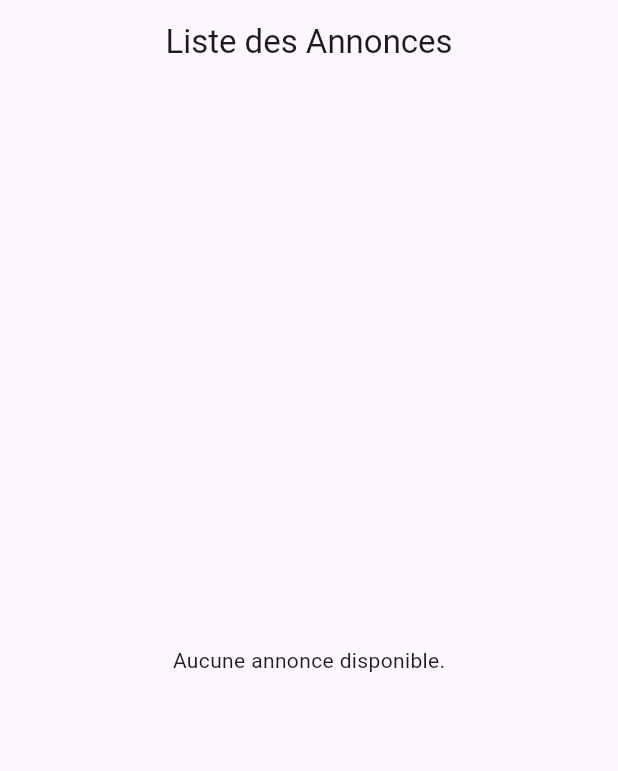
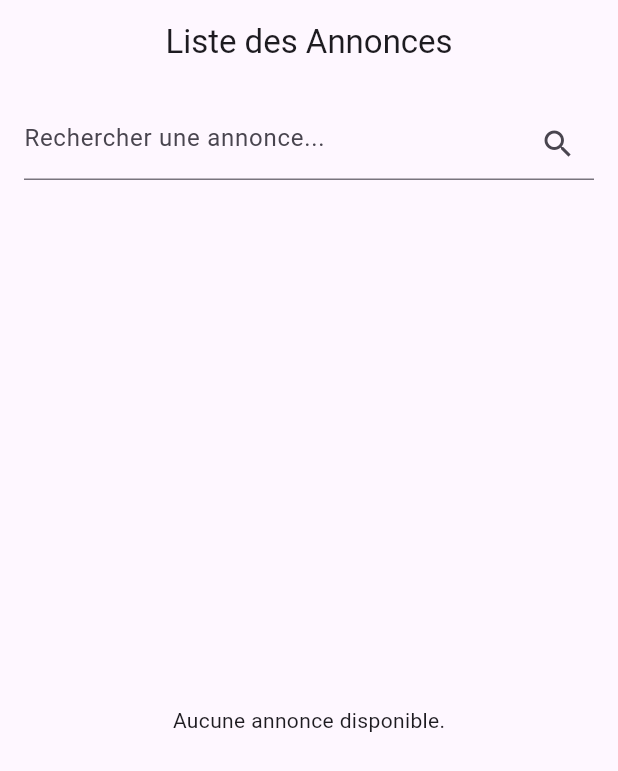
Before and after one commit to gmeline/MSPR-Mobile-Arosaje, a Flutter app: the screen it shows after launch, on a phone screen of 412 x 824 dp. Shown: the top 771 px of the screen. Run offline on Flutter 3.47's test engine with Material 3 defaults, Android fonts, the phone set to English and light mode, and no system bars; our stand-ins replace flutter_map, image_picker, latlong2; network calls fail.

Commit message:
Add files via upload

```diff
--- a/lib/pages/List_announce.dart
+++ b/lib/pages/List_announce.dart
@@ -9,6 +9,7 @@ class ListeAnnoncesScreen extends StatefulWidget {
 
 class _ListeAnnoncesScreenState extends State<ListeAnnoncesScreen> {
   List<Map<String, dynamic>> annonces = [];
+  TextEditingController searchController = TextEditingController();
 
   @override
   void initState() {
@@ -44,8 +45,33 @@ class _ListeAnnoncesScreenState extends State<ListeAnnoncesScreen> {
     }
   }
 
+  void searchAnnonces(String searchTerm) async {
+    try {
+      final response = await http.get(Uri.parse('http://10.0.2.2:3001/rechercheAnnonce?search=$searchTerm'));
+      if (response.statusCode == 200) {
+        final data = jsonDecode(response.body);
 
+        if (data.containsKey('annonces')) {
+          final annoncesData = data['annonces'];
 
+          if (annoncesData != null && annoncesData is List) {
+            setState(() {
+              annonces = List<Map<String, dynamic>>.from(annoncesData);
+            });
+          } else {
+            print('Le champ "annonces" n\'est pas une liste valide.');
+          }
+        } else {
+          print('Le champ "annonces" est absent dans la réponse.');
+        }
+      } else {
+        print('Erreur lors de la récupération des annonces. Code d\'erreur: ${response.statusCode}');
+        print('Corps de la réponse : ${response.body}');
+      }
+    } catch (error) {
+      print('Erreur lors de la récupération des annonces: $error');
+    }
+  }
 
   @override
   Widget build(BuildContext context) {
@@ -54,13 +80,34 @@ class _ListeAnnoncesScreenState extends State<ListeAnnoncesScreen> {
         title: Text('Liste des Annonces'),
         centerTitle: true,
       ),
-      body: annonces.isEmpty
+      body: Column(
+        children: [
+          Padding(
+            padding: const EdgeInsets.all(16.0),
+            child: TextField(
+              controller: searchController,
+              decoration: InputDecoration(
+                hintText: 'Rechercher une annonce...',
+                suffixIcon: IconButton(
+                  icon: Icon(Icons.search),
+                  onPressed: () {
+                    String searchTerm = searchController.text.trim();
+                    if (searchTerm.isNotEmpty) {
+                      searchAnnonces(searchTerm);
+                    }
+                  },
+                ),
+              ),
+            ),
+          ),
+          Expanded(
+            child: annonces.isEmpty
                 ? Center(child: Text('Aucune annonce disponible.'))
                 : ListView.builder(
               itemCount: annonces.length,
               itemBuilder: (context, index) {
                 final annonce = annonces[index];
-          final photoUrl = annonce['Photo']; // Assurez-vous d'avoir la clé correcte pour l'URL de la photo
+                final photoUrl = annonce['Photo'];
                 return ListTile(
                   title: Text(annonce['Titre']),
                   subtitle: Text(annonce['Description']),
@@ -75,6 +122,9 @@ class _ListeAnnoncesScreenState extends State<ListeAnnoncesScreen> {
                 );
               },
             ),
+          ),
+        ],
+      ),
     );
   }
 }
```
Lines whose indentation alone changed are shown as unchanged.
